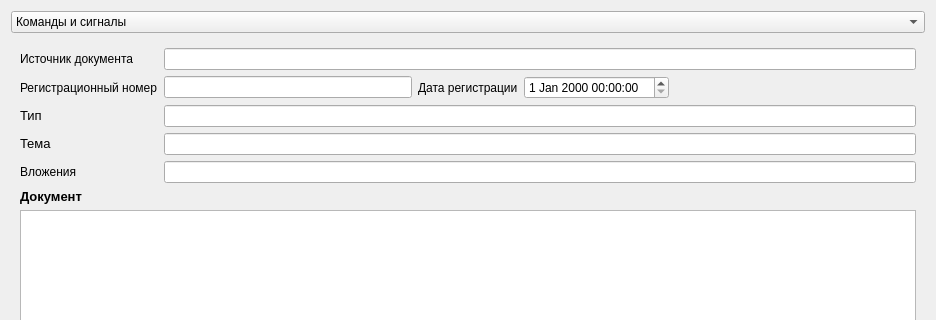
This is commandsaddform.ui in rymarchik/InitState as Qt 5 draws it before an edit; both pictures show x 0 to 936 and y 0 to 320 of the 936 by 629 pixel window. The edited form follows.
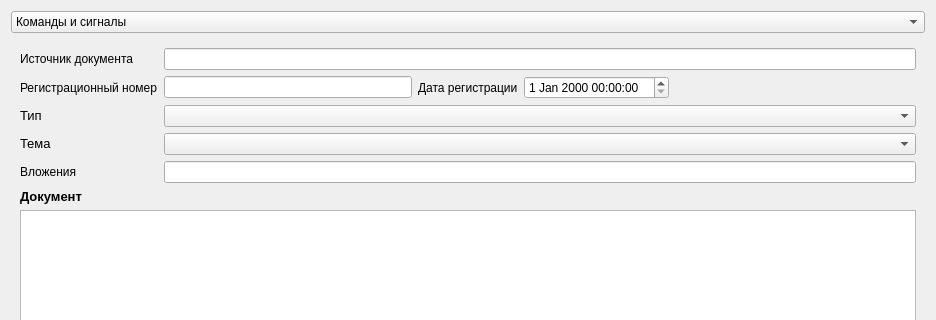
This is the edited form. The open tabs and pages were chosen to show the change.

Patch:
```diff
--- a/commandsaddform.ui
+++ b/commandsaddform.ui
@@ -335,20 +335,6 @@
              </property>
             </widget>
            </item>
-           <item row="2" column="1">
-            <widget class="QLineEdit" name="docSourceLine_2">
-             <property name="readOnly">
-              <bool>true</bool>
-             </property>
-            </widget>
-           </item>
-           <item row="3" column="1">
-            <widget class="QLineEdit" name="docSourceLine_3">
-             <property name="readOnly">
-              <bool>true</bool>
-             </property>
-            </widget>
-           </item>
            <item row="0" column="0">
             <widget class="QLabel" name="dataSourceLbl_2">
              <property name="font">
@@ -446,6 +432,12 @@
              </item>
             </layout>
            </item>
+           <item row="2" column="1">
+            <widget class="QComboBox" name="docTypeBox"/>
+           </item>
+           <item row="3" column="1">
+            <widget class="QComboBox" name="docThemeBox"/>
+           </item>
           </layout>
          </item>
          <item>
```
Left out of the diff: 20 changed lines with no effect on the pictures.
